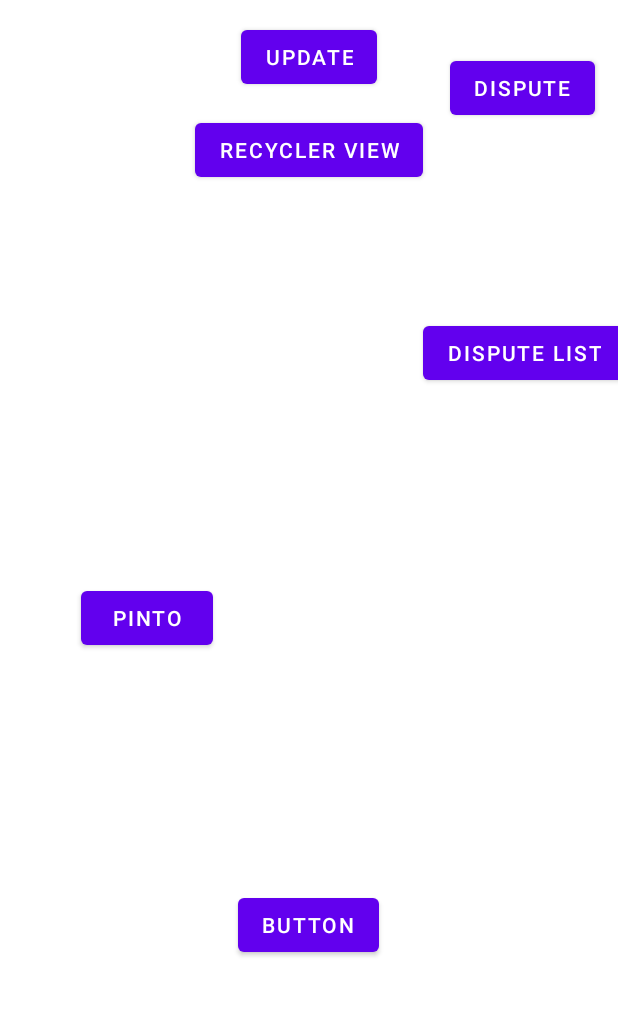
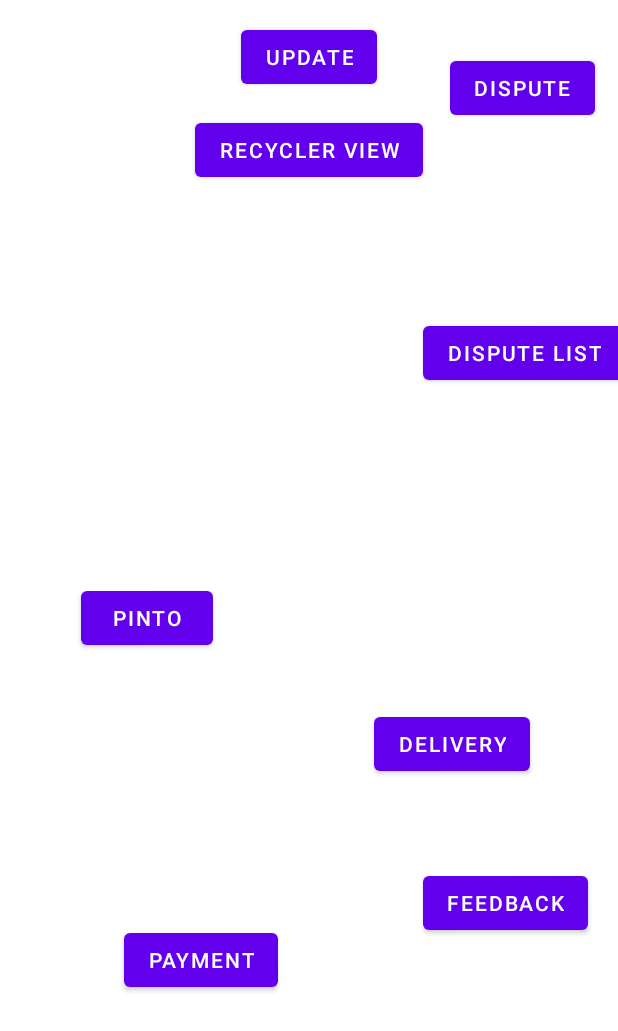
Before and after one commit to Verdilac/MAD-KNOX, an Android app: the screen it shows after launch (MainActivity), on a phone screen of 412 x 824 dp. Shown: the top 1031 px of the screen. Run offline under Robolectric (Android 15) with nearby library versions, the light colour scheme and no system bars; our stand-ins replace Firebase (no records; nobody signed in at launch, a user with empty details on screens opened directly).

Commit message:
Merged with payment/delivery/products

```diff
--- a/app/src/main/java/com/example/mad_knox/MainActivity.java
+++ b/app/src/main/java/com/example/mad_knox/MainActivity.java
@@ -75,6 +75,16 @@ public class MainActivity extends AppCompatActivity {
             startActivity(intent);
         });
 
+        Button btn_ushan = findViewById(R.id.btn_ushan);
+        btn_ushan.setOnClickListener(v->{
+            Intent intent = new Intent(this,Delivery_Main.class);
+            startActivity(intent);
+        });
+        Button btn_feedback = findViewById(R.id.btn_feedback);
+        btn_feedback.setOnClickListener(v->{
+            Intent intent = new Intent(this,FeedbackCRUD.class);
+            startActivity(intent);
+        });
 
 
 
--- a/app/src/main/res/layout/activity_main.xml
+++ b/app/src/main/res/layout/activity_main.xml
@@ -25,12 +25,13 @@
         android:layout_marginTop="133dp"
         android:layout_marginBottom="160dp"
         android:onClick="redirection"
-        android:text="Button"
+        android:text="payment"
         app:layout_constraintBottom_toBottomOf="parent"
         app:layout_constraintEnd_toEndOf="parent"
-        app:layout_constraintHorizontal_bias="0.498"
+        app:layout_constraintHorizontal_bias="0.267"
         app:layout_constraintStart_toStartOf="parent"
-        app:layout_constraintTop_toBottomOf="@+id/btn_pinto" />
+        app:layout_constraintTop_toBottomOf="@+id/btn_pinto"
+        app:layout_constraintVertical_bias="1.0" />
 
     <Button
         android:id="@+id/btn_reupdate"
@@ -82,4 +83,30 @@
         app:layout_constraintStart_toStartOf="parent"
         app:layout_constraintTop_toTopOf="parent" />
 
+    <Button
+        android:id="@+id/btn_ushan"
+        android:layout_width="wrap_content"
+        android:layout_height="wrap_content"
+        android:text="delivery"
+        app:layout_constraintBottom_toBottomOf="parent"
+        app:layout_constraintEnd_toEndOf="parent"
+        app:layout_constraintHorizontal_bias="0.81"
+        app:layout_constraintStart_toStartOf="parent"
+        app:layout_constraintTop_toBottomOf="@+id/btn_pinto"
+        app:layout_constraintVertical_bias="0.105" />
+
+    <Button
+        android:id="@+id/btn_feedback"
+        android:layout_width="wrap_content"
+        android:layout_height="wrap_content"
+        android:layout_marginStart="96dp"
+        android:layout_marginTop="36dp"
+        android:text="feedback"
+        app:layout_constraintBottom_toBottomOf="parent"
+        app:layout_constraintEnd_toEndOf="parent"
+        app:layout_constraintHorizontal_bias="0.028"
+        app:layout_constraintStart_toEndOf="@+id/button_redirect"
+        app:layout_constraintTop_toBottomOf="@+id/btn_ushan"
+        app:layout_constraintVertical_bias="0.101" />
+
 </androidx.constraintlayout.widget.ConstraintLayout>
```
